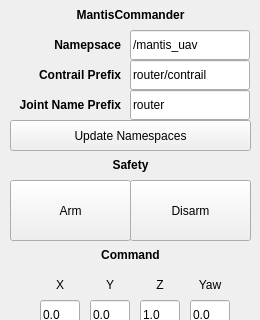
Old version of the form rqt_mantis_commander/resource/MantisCommander.ui in the repository pryre/mantis; both pictures show x 0 to 260 and y 0 to 320 of the 260 by 500 pixel window.
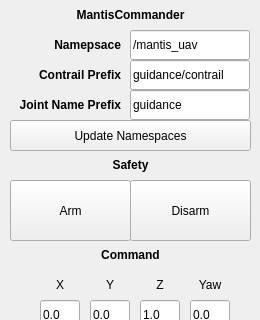
New version of the form.

The edit to the form file:
```diff
--- a/rqt_mantis_commander/resource/MantisCommander.ui
+++ b/rqt_mantis_commander/resource/MantisCommander.ui
@@ -130,7 +130,7 @@
     </rect>
    </property>
    <property name="text">
-    <string>router/contrail</string>
+    <string>guidance/contrail</string>
    </property>
    <property name="placeholderText">
     <string>/mavros</string>
@@ -146,7 +146,7 @@
     </rect>
    </property>
    <property name="text">
-    <string>router</string>
+    <string>guidance</string>
    </property>
    <property name="placeholderText">
     <string>/mavros</string>
```
